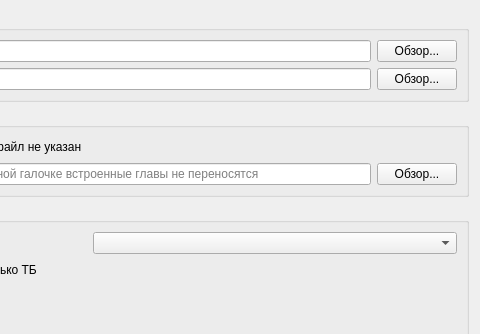
Old version of the form ui/manualrenderwidget.ui in the repository IceHoles/DubbingTool; both pictures show x 300 to 780 and y 0 to 334 of the 780 by 580 pixel window.
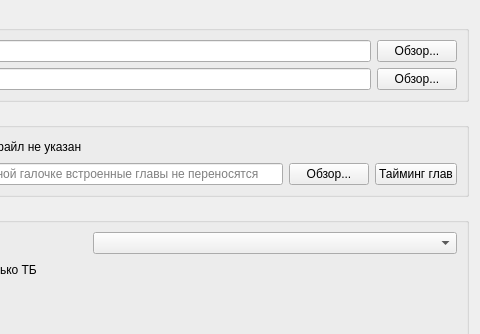
New version of the form.

Commit message: Add chapter timing dialog

```diff
--- a/ui/manualrenderwidget.ui
+++ b/ui/manualrenderwidget.ui
@@ -101,6 +101,13 @@
           </property>
          </widget>
         </item>
+        <item>
+         <widget class="QPushButton" name="chapterTimingsButton">
+          <property name="text">
+           <string>Тайминг глав</string>
+          </property>
+         </widget>
+        </item>
        </layout>
       </item>
      </layout>
```
The commit also changes 16 other files.
